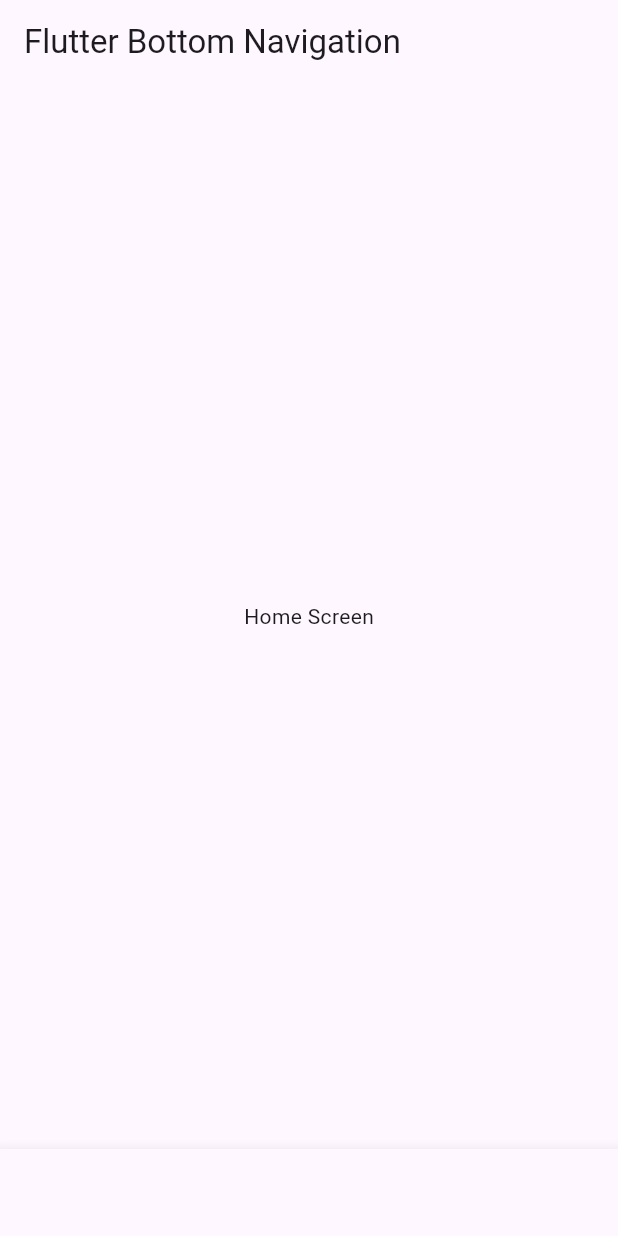
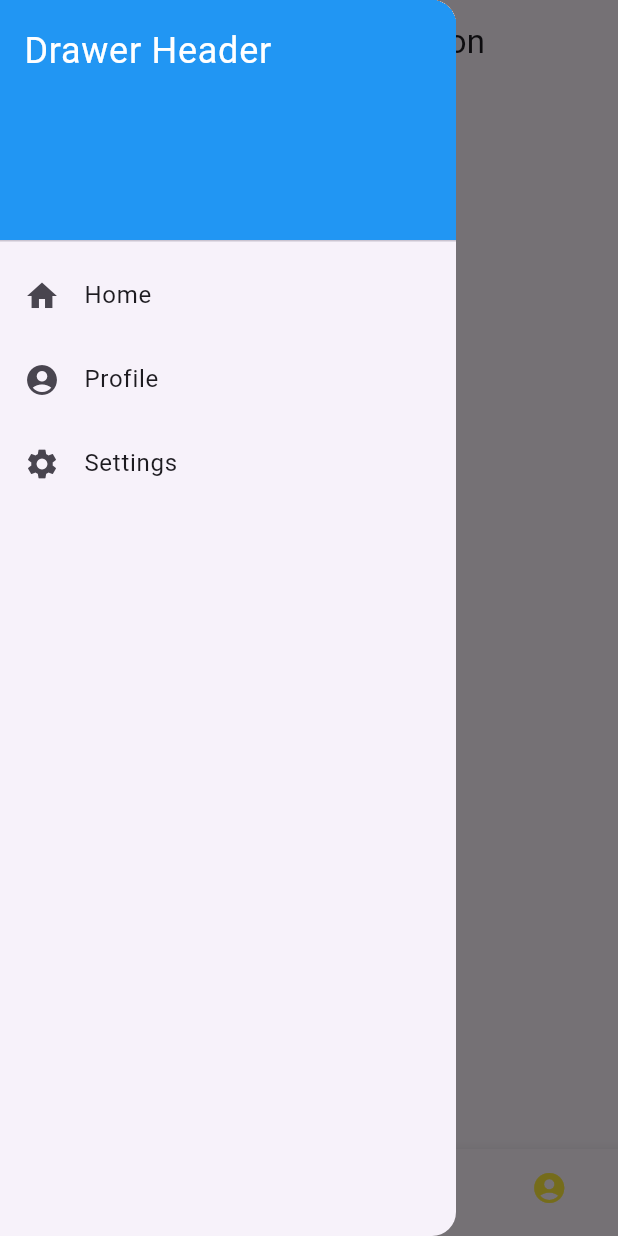
Before and after one commit to aboodfrehat15/moghtareb, a Flutter app: the screen it shows once a user with an empty profile is signed in, with the side drawer open (before the commit the screen has no drawer), on a phone screen of 412 x 824 dp. Run offline on Flutter 3.47's test engine with Material 3 defaults, Android fonts, the phone set to English and light mode, and no system bars; our stand-ins replace firebase_auth, firebase_core, google_fonts; accounts and stored records are empty.

Commit message:
im tired

```diff
--- a/lib/screens/home_screen.dart
+++ b/lib/screens/home_screen.dart
@@ -14,8 +14,8 @@ class _MyHomePageState extends State<MyHomePage> {
   final List<Widget> _pages = [
     HomeScreen(),
     NewsFeedScreen(),
+    ServiceScreen(),
     AccountScreen(),
-    ServiceScreen(),
   ];
 
   @override
@@ -24,6 +24,7 @@ class _MyHomePageState extends State<MyHomePage> {
       appBar: AppBar(
         title: Text('Flutter Bottom Navigation'),
       ),
+      drawer: MyDrawer(),
       body: _pages[_currentIndex],
       bottomNavigationBar: BottomNavigationBar(
         currentIndex: _currentIndex,
@@ -34,20 +35,26 @@ class _MyHomePageState extends State<MyHomePage> {
         },
         items: [
           BottomNavigationBarItem(
-            icon: Icon(Icons.home),
+            icon: Icon(
+              Icons.home,
+            ),
             label: 'Home',
+          ),
+          BottomNavigationBarItem(
+            icon: Icon(Icons.newspaper),
+            label: 'News Feed',
+          ),
+          BottomNavigationBarItem(
+            icon: Icon(Icons.local_offer_outlined),
+            label: 'Service',
           ),
           BottomNavigationBarItem(
             icon: Icon(Icons.account_circle),
             label: 'Account',
           ),
-          BottomNavigationBarItem(
-            icon: Icon(Icons.settings),
-            label: 'Settings',
-          ),
-          BottomNavigationBarItem(
-              icon: Icon(Icons.local_offer_outlined), label: 'Service')
         ],
+        unselectedItemColor: Colors.yellow,
+        selectedItemColor: Colors.green,
       ),
     );
   }
@@ -63,21 +70,13 @@ class HomeScreen extends StatelessWidget {
 }
 
 class AccountScreen extends StatelessWidget {
-  @override
-  Widget build(BuildContext context) {
-    return Center(
-      child: Text('Account Screen'),
-    );
-  }
-}
-
-class NewsFeedScreen extends StatelessWidget {
   final user = FirebaseAuth.instance.currentUser!;
   @override
   Widget build(BuildContext context) {
     return Scaffold(
-      body: Column(children: [
+      body: Column(mainAxisAlignment: MainAxisAlignment.center, children: [
         Row(
+          mainAxisAlignment: MainAxisAlignment.center,
           children: [Text(user.email!), Text('مرحبا')],
         ),
         MaterialButton(
@@ -91,6 +90,15 @@ class NewsFeedScreen extends StatelessWidget {
   }
 }
 
+class NewsFeedScreen extends StatelessWidget {
+  @override
+  Widget build(BuildContext context) {
+    return Center(
+      child: Text('News Feed Screen'),
+    );
+  }
+}
+
 class ServiceScreen extends StatelessWidget {
   @override
   Widget build(BuildContext context) {
@@ -99,3 +107,52 @@ class ServiceScreen extends StatelessWidget {
     );
   }
 }
+
+class MyDrawer extends StatelessWidget {
+  @override
+  Widget build(BuildContext context) {
+    return Drawer(
+      child: ListView(
+        padding: EdgeInsets.zero,
+        children: <Widget>[
+          DrawerHeader(
+            decoration: BoxDecoration(
+              color: Colors.blue,
+            ),
+            child: Text(
+              'Drawer Header',
+              style: TextStyle(
+                color: Colors.white,
+                fontSize: 24,
+              ),
+            ),
+          ),
+          ListTile(
+            leading: Icon(Icons.home),
+            title: Text('Home'),
+            onTap: () {
+              // Navigate to the home screen or perform any action
+              Navigator.pop(context);
+            },
+          ),
+          ListTile(
+            leading: Icon(Icons.account_circle),
+            title: Text('Profile'),
+            onTap: () {
+              // Navigate to the profile screen or perform any action
+              Navigator.pop(context);
+            },
+          ),
+          ListTile(
+            leading: Icon(Icons.settings),
+            title: Text('Settings'),
+            onTap: () {
+              // Navigate to the settings screen or perform any action
+              Navigator.pop(context);
+            },
+          ),
+        ],
+      ),
+    );
+  }
+}
```
